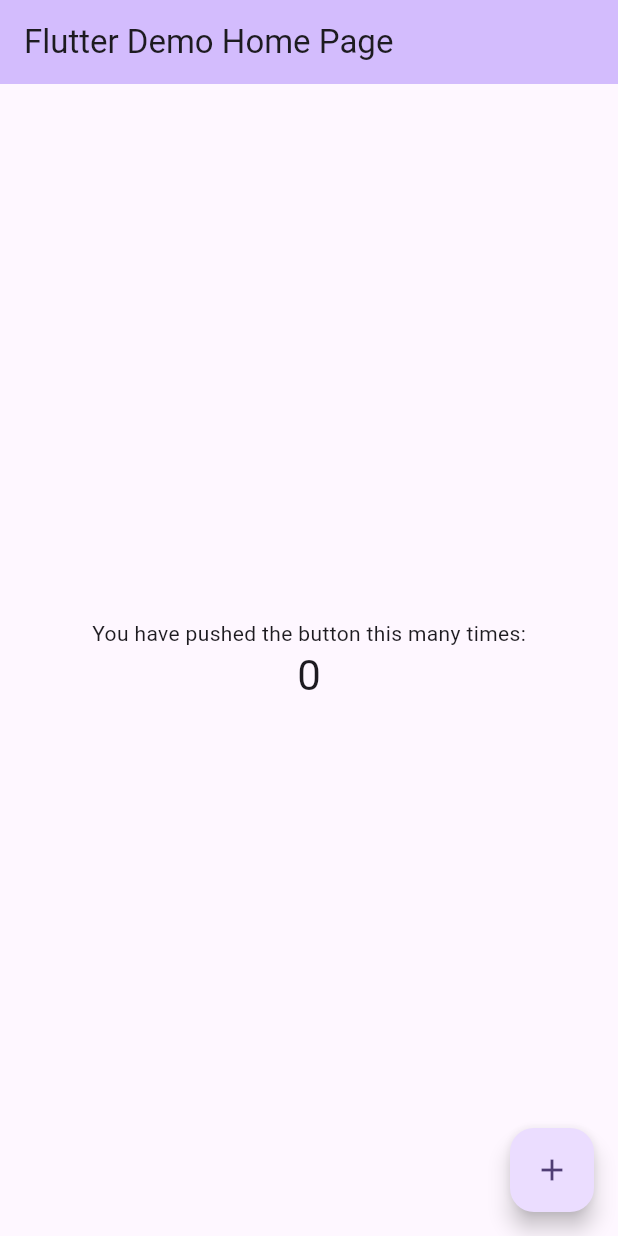
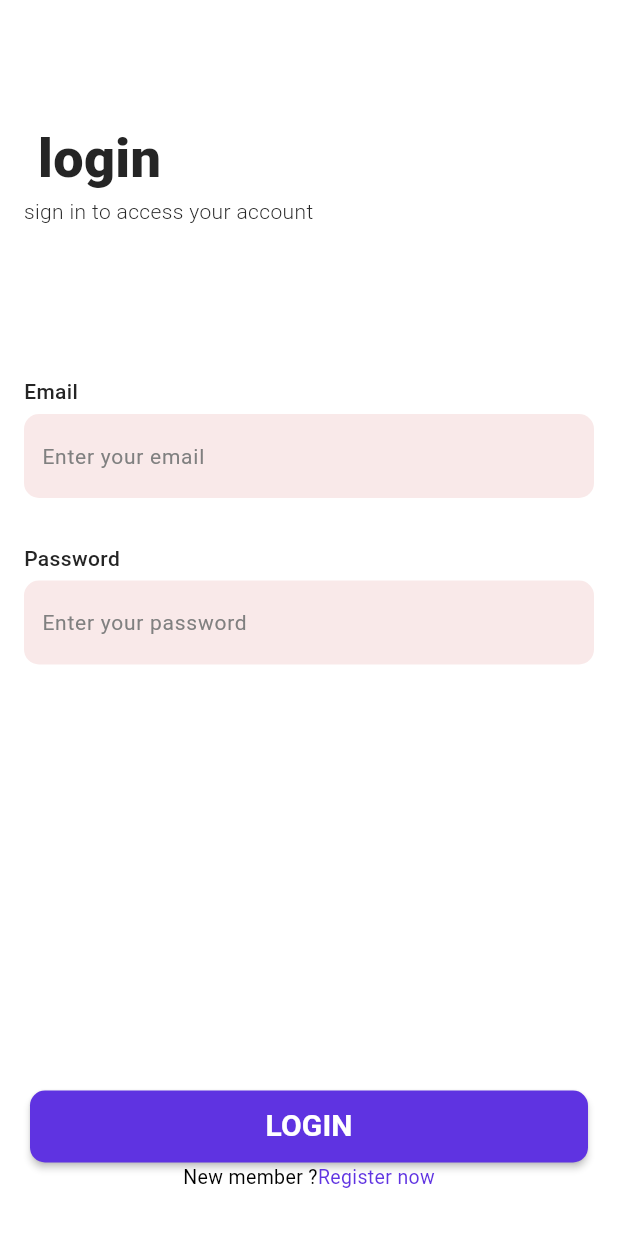
Before and after one commit to mahmoudKamel1234/tasky_app, a Flutter app: the screen it shows after launch, on a phone screen of 412 x 824 dp. Run offline on Flutter 3.47's test engine with Material 3 defaults, Android fonts, the phone set to English and light mode, and no system bars; our stand-ins replace firebase_auth, firebase_core; accounts and stored records are empty.

Commit message:
feat: Implement authentication flow with Firebase, including login and registration screens

```diff
--- /dev/null
+++ b/lib/auth/state_user_auth.dart
@@ -0,0 +1,30 @@
+import 'package:flutter/material.dart';
+
+class StateUserAuth extends StatelessWidget {
+  StateUserAuth({super.key,required this.title,required this.subTitle,this.onTap});
+  String title;
+  String subTitle;
+  void Function()? onTap;
+  @override
+  Widget build(BuildContext context) {
+    return InkWell(
+      onTap: onTap,
+      child: Text.rich(
+        TextSpan(
+          text: title,
+          style: TextStyle(
+            fontSize: 13,
+            fontWeight: FontWeight.w400,
+            color: Color(0xff000000),
+          ),
+          children: [
+            TextSpan(
+              text: subTitle,
+              style: TextStyle(color: Color(0xff5F33E1)),
+            ),
+          ],
+        ),
+      ),
+    );
+  }
+}
--- a/lib/main.dart
+++ b/lib/main.dart
@@ -1,122 +1,28 @@
 import 'package:flutter/material.dart';
+import 'package:firebase_core/firebase_core.dart';
+import 'package:tasky_app/screan/home_screan.dart';
+import 'package:tasky_app/screan/login_app.dart';
+import 'package:tasky_app/screan/register_app.dart';import 'firebase_options.dart';
 
-void main() {
+void main() async {
+  WidgetsFlutterBinding.ensureInitialized();
+  await Firebase.initializeApp(options: DefaultFirebaseOptions.currentPlatform);
   runApp(const MyApp());
 }
 
 class MyApp extends StatelessWidget {
   const MyApp({super.key});
 
-  // This widget is the root of your application.
   @override
   Widget build(BuildContext context) {
     return MaterialApp(
-      title: 'Flutter Demo',
-      theme: ThemeData(
-        // This is the theme of your application.
-        //
-        // TRY THIS: Try running your application with "flutter run". You'll see
-        // the application has a purple toolbar. Then, without quitting the app,
-        // try changing the seedColor in the colorScheme below to Colors.green
-        // and then invoke "hot reload" (save your changes or press the "hot
-        // reload" button in a Flutter-supported IDE, or press "r" if you used
-        // the command line to start the app).
-        //
-        // Notice that the counter didn't reset back to zero; the application
-        // state is not lost during the reload. To reset the state, use hot
-        // restart instead.
-        //
-        // This works for code too, not just values: Most code changes can be
-        // tested with just a hot reload.
-        colorScheme: .fromSeed(seedColor: Colors.deepPurple),
-      ),
-      home: const MyHomePage(title: 'Flutter Demo Home Page'),
+     initialRoute: LoginApp.routeName,
+     routes: {
+        LoginApp.routeName: (context) => LoginApp()
+        ,RegisterApp.routeName: (context) => RegisterApp(),
+       HomeScrean.routeName: (context) => HomeScrean(),
+      },
+
     );
   }
 }
-
-class MyHomePage extends StatefulWidget {
-  const MyHomePage({super.key, required this.title});
-
-  // This widget is the home page of your application. It is stateful, meaning
-  // that it has a State object (defined below) that contains fields that affect
-  // how it looks.
-
-  // This class is the configuration for the state. It holds the values (in this
-  // case the title) provided by the parent (in this case the App widget) and
-  // used by the build method of the State. Fields in a Widget subclass are
-  // always marked "final".
-
-  final String title;
-
-  @override
-  State<MyHomePage> createState() => _MyHomePageState();
-}
-
-class _MyHomePageState extends State<MyHomePage> {
-  int _counter = 0;
-
-  void _incrementCounter() {
-    setState(() {
-      // This call to setState tells the Flutter framework that something has
-      // changed in this State, which causes it to rerun the build method below
-      // so that the display can reflect the updated values. If we changed
-      // _counter without calling setState(), then the build method would not be
-      // called again, and so nothing would appear to happen.
-      _counter++;
-    });
-  }
-
-  @override
-  Widget build(BuildContext context) {
-    // This method is rerun every time setState is called, for instance as done
-    // by the _incrementCounter method above.
-    //
-    // The Flutter framework has been optimized to make rerunning build methods
-    // fast, so that you can just rebuild anything that needs updating rather
-    // than having to individually change instances of widgets.
-    return Scaffold(
-      appBar: AppBar(
-        // TRY THIS: Try changing the color here to a specific color (to
-        // Colors.amber, perhaps?) and trigger a hot reload to see the AppBar
-        // change color while the other colors stay the same.
-        backgroundColor: Theme.of(context).colorScheme.inversePrimary,
-        // Here we take the value from the MyHomePage object that was created by
-        // the App.build method, and use it to set our appbar title.
-        title: Text(widget.title),
-      ),
-      body: Center(
-        // Center is a layout widget. It takes a single child and positions it
-        // in the middle of the parent.
-        child: Column(
-          // Column is also a layout widget. It takes a list of children and
-          // arranges them vertically. By default, it sizes itself to fit its
-          // children horizontally, and tries to be as tall as its parent.
-          //
-          // Column has various properties to control how it sizes itself and
-          // how it positions its children. Here we use mainAxisAlignment to
-          // center the children vertically; the main axis here is the vertical
-          // axis because Columns are vertical (the cross axis would be
-          // horizontal).
-          //
-          // TRY THIS: Invoke "debug painting" (choose the "Toggle Debug Paint"
-          // action in the IDE, or press "p" in the console), to see the
-          // wireframe for each widget.
-          mainAxisAlignment: .center,
-          children: [
-            const Text('You have pushed the button this many times:'),
-            Text(
-              '$_counter',
-              style: Theme.of(context).textTheme.headlineMedium,
-            ),
-          ],
-        ),
-      ),
-      floatingActionButton: FloatingActionButton(
-        onPressed: _incrementCounter,
-        tooltip: 'Increment',
-        child: const Icon(Icons.add),
-      ),
-    );
-  }
-}
--- /dev/null
+++ b/lib/screan/login_app.dart
@@ -0,0 +1,146 @@
+import 'package:firebase_auth/firebase_auth.dart';
+import 'package:flutter/material.dart';
+import 'package:tasky_app/auth/dailog_app.dart';
+import 'package:tasky_app/auth/state_user_auth.dart';
+import 'package:tasky_app/screan/matreal_buttom.dart';
+import 'package:tasky_app/screan/register_app.dart';
+import 'package:tasky_app/screan/text_form_field_widget.dart';
+
+class LoginApp extends StatelessWidget {
+  LoginApp({super.key});
+static const String routeName = "LoginApp";
+  var email = TextEditingController();
+
+  var password = TextEditingController();
+
+   var formKey = GlobalKey<FormState>();
+
+  @override
+  Widget build(BuildContext context) {
+    return Scaffold(
+      backgroundColor: Color(0xffffffff),
+
+      body: SafeArea(
+        child: SingleChildScrollView(
+          padding: EdgeInsets.symmetric(horizontal: 16),
+          child: Form(
+            key: formKey,
+            child: Column(
+             crossAxisAlignment: CrossAxisAlignment.start,
+              children: [
+
+                SizedBox(height: 80),
+                Text(
+                  " login",
+                  style: TextStyle(
+                    fontSize: 36,
+                    fontWeight: FontWeight.w800,
+                    color: Color(0xff252525),
+                  ),
+                ),
+                Text(
+                  "sign in to access your account",
+                  style: TextStyle(
+                    fontSize: 14,
+                    fontWeight: FontWeight.w300,
+                    color: Color(0xff252525),
+                  ),
+                  textAlign: .center,
+                ),
+                SizedBox(height: 100),
+
+            Text("Email",
+            style: TextStyle(fontSize: 14,
+            fontWeight: FontWeight.w500,
+            color: Color(0xff252525)),),
+                SizedBox(height: 5),
+                TextFormFieldWidget(
+                  controller: email,
+                  hintText: "Enter your email",
+                  validator: (value) {
+                      if (value == null || value.isEmpty) {
+                        return 'Please enter your email';
+                      }
+                      return null;
+                    },
+                ),
+                SizedBox(height: 30),
+
+            Text("Password",
+            style: TextStyle(fontSize: 14,
+            fontWeight: FontWeight.w500,
+            color: Color(0xff252525)),),
+                SizedBox(height: 5),
+                TextFormFieldWidget(
+                  controller: password,
+                  hintText: "Enter your password",
+                 validator: (value) {
+                    if (value == null || value.isEmpty) {
+                      return 'Please enter your password';
+                    }
+                    return null;
+                  },
+                ),
+
+              ],
+            ),
+          ),
+        ),
+      ),
+      bottomNavigationBar: Padding(
+        padding: EdgeInsets.all(20),
+        child: Column(
+          mainAxisSize: .min,
+          children: [
+            MatrealButtomApp(
+              onPressed: () {
+                if(formKey.currentState!.validate()){
+                  login(
+                    email: email.text,
+                    password: password.text,
+                    context: context,
+                  );
+                }
+              },
+              lable: 'LOGIN',
+            ),
+            StateUserAuth(
+              onTap: () {
+                Navigator.of(
+                  context,
+                ).push(MaterialPageRoute(builder: (context) => RegisterApp()));
+              },
+              title: 'New member ?',
+              subTitle: 'Register now',
+            ),
+            SizedBox(height: 10),
+          ],
+        ),
+      ),
+    );
+  }
+  void login({
+    required String email,
+    required String password,
+    required BuildContext context,
+  }) async {
+    DialogApp.showLoadingUi(context);
+    try {
+      final credential = await FirebaseAuth.instance
+          .signInWithEmailAndPassword(email: email, password: password);
+      Navigator.of(context).pop();
+    } on FirebaseAuthException catch (e) {
+      Navigator.of(context).pop();
+      if (e.code == 'user-not-found') {
+        DialogApp.showErrorUI(context: context, error: 'No user found for that email.');
+      } else if (e.code == 'wrong-password') {
+        DialogApp.showErrorUI(context: context, error: 'Wrong password provided for that user.');
+      }
+     else {
+        DialogApp.showErrorUI(context: context, error: 'An error occurred. Please try again.');
+      }
+    } catch (e) {
+      DialogApp.showErrorUI(context: context, error: 'An error occurred. Please try again.');
+    }
+  }
+}
--- /dev/null
+++ b/lib/screan/matreal_buttom.dart
@@ -0,0 +1,25 @@
+import 'package:flutter/material.dart';
+
+class MatrealButtomApp extends StatelessWidget {
+  MatrealButtomApp({super.key,required this.lable,this.onPressed});
+  String lable;
+  void Function()? onPressed;
+  @override
+  Widget build(BuildContext context) {
+    return MaterialButton(
+      color:Color(0xff5F33E1),
+      height: 48,
+      minWidth: double.infinity,
+      shape: RoundedRectangleBorder(borderRadius: BorderRadius.circular(10)),
+      onPressed: onPressed,
+      child: Text(
+        lable,
+        style: TextStyle(
+          fontSize: 20,
+          fontWeight: FontWeight.w600,
+          color: Color(0xffffffff),
+        ),
+      ),
+    );
+  }
+}
--- /dev/null
+++ b/lib/screan/text_form_field_widget.dart
@@ -0,0 +1,46 @@
+import 'package:flutter/material.dart';
+
+class TextFormFieldWidget extends StatelessWidget {
+   TextFormFieldWidget({
+    super.key,
+    this.controller,
+    this.hintText,
+    this.hintStyle,
+    this.validator,
+  });
+   TextEditingController? controller;
+   String? hintText;
+   TextStyle? hintStyle;
+   String? Function(String?)? validator;
+
+  @override
+  Widget build(BuildContext context) {
+    return TextFormField(
+      controller: controller,
+      validator: validator,
+      decoration: InputDecoration(
+        contentPadding: const EdgeInsets.symmetric(horizontal: 8, vertical: 16),
+        hintText: hintText,
+        hintStyle:
+            hintStyle ??
+            const TextStyle(
+              fontSize: 14,
+              fontWeight: FontWeight.w400,
+              color: Color(0xff808080),
+            ),
+        fillColor: const Color(0xfff9e9e9),
+        filled: true,
+        focusedBorder: _outlineInputBorder(const Color(0xffff3951)),
+        enabledBorder: _outlineInputBorder(Colors.transparent),
+      ),
+    );
+  }
+
+  OutlineInputBorder _outlineInputBorder(Color color) {
+    return OutlineInputBorder(
+      borderRadius: BorderRadius.circular(10),
+      borderSide: BorderSide(color: color),
+
+    );
+  }
+}
--- a/pubspec.yaml
+++ b/pubspec.yaml
@@ -36,6 +36,7 @@ dependencies:
   cupertino_icons: ^1.0.8
   flutter_native_splash: ^2.4.7
   firebase_core: ^4.7.0
+  firebase_auth: ^6.4.0
 
 dev_dependencies:
   flutter_test:
```
Also changed, not shown: lib/auth/dailog_app.dart (added, +52 -0 lines), lib/screan/home_screan.dart (added, +10 -0 lines), lib/screan/register_app.dart (added, +187 -0 lines), pubspec.lock, 3 other files.
